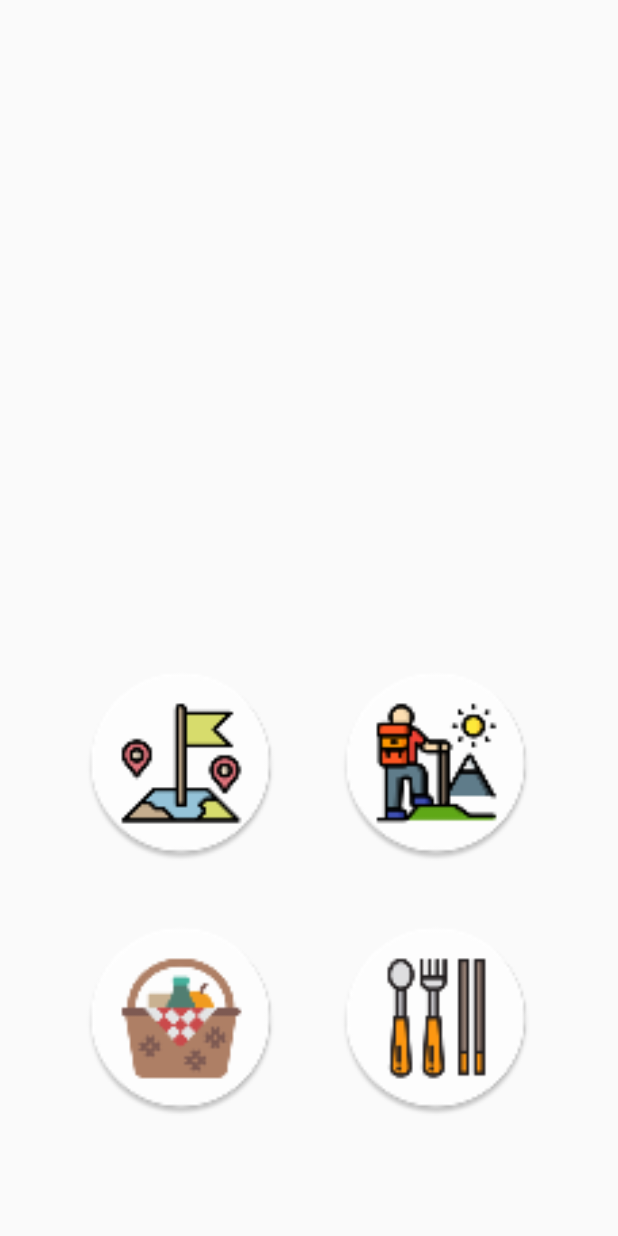
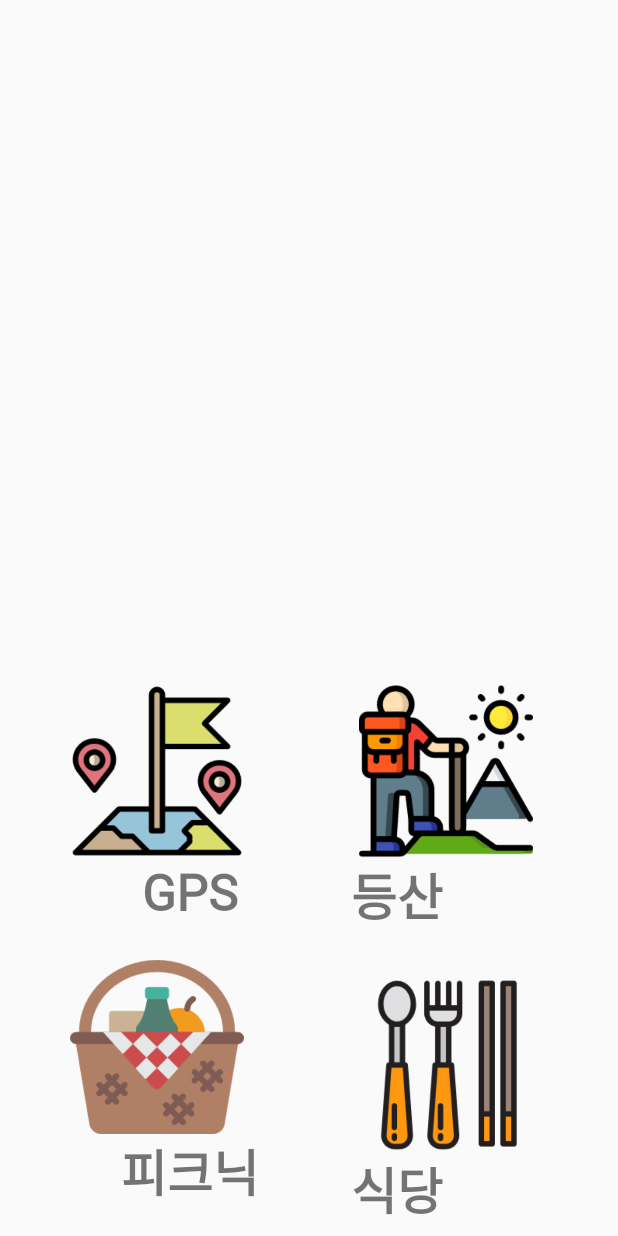
Before and after one commit to dltpt99/Gongmo, an Android app: the layout activity_main.xml on its own in the app's theme, with its tools: preview values and no code run, on a phone screen of 412 x 824 dp. Run offline under Robolectric (Android 15) with nearby library versions, the phone set to English and light mode, and no system bars.

Commit message:
Mainactivity 리뉴얼 ( 버튼을 이미지버튼으로 바꿈 )

```diff
--- a/app/src/main/java/com/example/gongmo/MainActivity.java
+++ b/app/src/main/java/com/example/gongmo/MainActivity.java
@@ -3,20 +3,22 @@ package com.example.gongmo;
 import androidx.appcompat.app.AppCompatActivity;
 import android.content.Intent;
 import android.os.Bundle;
+import android.view.MotionEvent;
 import android.view.View;
 import android.widget.ImageView;
 import android.widget.ViewFlipper;
 
 public class MainActivity extends AppCompatActivity {
     ViewFlipper v_fllipper;
+
     @Override
     protected void onCreate(Bundle savedInstanceState) {
         super.onCreate(savedInstanceState);
         setContentView(R.layout.activity_main);
-        int images[] = {
-                R.drawable.ic_launcher_background,
-                R.drawable.ic_launcher_foreground,
-                R.drawable.splash
+        int[] images = {
+                R.drawable.mt_bukhan,
+                R.drawable.mt_chunggye,
+                R.drawable.mt_dobong
         };
         v_fllipper = findViewById(R.id.image_slide);
 
@@ -24,8 +26,8 @@ public class MainActivity extends AppCompatActivity {
             fllipperImages(image);
         }
 
+    }
 
-    }
     public void fllipperImages(int image) {
         ImageView imageView = new ImageView(this);
         imageView.setBackgroundResource(image);
@@ -38,6 +40,7 @@ public class MainActivity extends AppCompatActivity {
         v_fllipper.setInAnimation(this,android.R.anim.slide_in_left);
         v_fllipper.setOutAnimation(this,android.R.anim.slide_out_right);
     }
+
 
 
     public void GPSbutton(View v) {
--- a/app/src/main/res/layout/activity_main.xml
+++ b/app/src/main/res/layout/activity_main.xml
@@ -7,63 +7,136 @@
     tools:context=".MainActivity">
 
 
+    <ImageButton
+        android:id="@+id/gpsButton"
+        android:layout_width="132dp"
+        android:layout_height="116dp"
+        android:layout_marginBottom="252dp"
+        android:background="#00FFFFFF"
+        android:contentDescription="@string/gpsbutton"
+        android:onClick="GPSbutton"
+        android:scaleType="fitCenter"
+        app:layout_constraintBottom_toBottomOf="parent"
+        app:layout_constraintEnd_toEndOf="parent"
+        app:layout_constraintHorizontal_bias="0.138"
+        app:layout_constraintStart_toStartOf="parent"
+        app:srcCompat="@drawable/gps_btn" />
+
+    <ImageButton
+        android:id="@+id/climbButton"
+        android:layout_width="132dp"
+        android:layout_height="116dp"
+        android:layout_marginBottom="252dp"
+        android:background="#00FFFFFF"
+        android:contentDescription="@string/Climbbtn"
+        android:onClick="Climbbutton"
+        android:scaleType="fitCenter"
+        app:layout_constraintBottom_toBottomOf="parent"
+        app:layout_constraintEnd_toEndOf="parent"
+        app:layout_constraintHorizontal_bias="0.827"
+        app:layout_constraintStart_toStartOf="parent"
+        app:srcCompat="@drawable/hiking_btn" />
+
+
+    <ImageButton
+        android:id="@+id/picnicButton"
+        android:layout_width="132dp"
+        android:layout_height="116dp"
+        android:layout_marginBottom="68dp"
+        android:background="#00FFFFFF"
+        android:contentDescription="@string/Picnicbtn"
+        android:onClick="Picnicbutton"
+        android:scaleType="fitCenter"
+        app:layout_constraintBottom_toBottomOf="parent"
+        app:layout_constraintEnd_toEndOf="parent"
+        app:layout_constraintHorizontal_bias="0.138"
+        app:layout_constraintStart_toStartOf="parent"
+        app:srcCompat="@drawable/picnic_btn" />
+
+    <ImageButton
+        android:id="@+id/restaurantButton"
+        android:layout_width="132dp"
+        android:layout_height="116dp"
+        android:layout_marginBottom="56dp"
+        android:background="#00FFFFFF"
+        android:contentDescription="@string/Restaurantbtn"
+        android:onClick="Restaurantbutton"
+        android:scaleType="fitCenter"
+        app:layout_constraintBottom_toBottomOf="parent"
+        app:layout_constraintEnd_toEndOf="parent"
+        app:layout_constraintHorizontal_bias="0.827"
+        app:layout_constraintStart_toStartOf="parent"
+        app:srcCompat="@drawable/rst_btn" />
+
     <ViewFlipper
         android:id="@+id/image_slide"
-        android:layout_width="411dp"
-        android:layout_height="200dp"
-        android:layout_marginTop="40dp"
+        android:layout_width="0dp"
+        android:layout_height="0dp"
+        android:layout_marginStart="30dp"
+        android:layout_marginTop="30dp"
+        android:layout_marginEnd="30dp"
+        android:layout_marginBottom="400dp"
+
+        app:layout_constraintBottom_toBottomOf="parent"
         app:layout_constraintEnd_toEndOf="parent"
-        app:layout_constraintTop_toTopOf="parent" />
+        app:layout_constraintHorizontal_bias="0.0"
+        app:layout_constraintStart_toStartOf="parent"
+        app:layout_constraintTop_toTopOf="parent"
+        app:layout_constraintVertical_bias="0.121">
 
-    <Button
+    </ViewFlipper>
 
-        android:id="@+id/GPSactivity"
-        android:layout_width="130dp"
-        android:layout_height="130dp"
+    <TextView
+        android:id="@+id/GPSbtn"
+        android:layout_width="110dp"
+        android:layout_height="43dp"
+        android:layout_marginStart="72dp"
+        android:fontFamily="@font/namsan"
+        android:gravity="center"
+        android:text="@string/GPSbtn"
+        android:textSize="15pt"
+        android:textStyle="bold"
+        app:layout_constraintStart_toStartOf="parent"
+        app:layout_constraintTop_toBottomOf="@id/gpsButton" />
+
+    <TextView
+        android:id="@+id/Climbbtn"
+        android:layout_width="110dp"
+        android:layout_height="43dp"
+        android:layout_marginEnd="92dp"
+        android:fontFamily="@font/namsan"
+        android:gravity="center"
+        android:text="@string/Climbbtn"
+        android:textSize="15pt"
+        android:textStyle="bold"
+        app:layout_constraintEnd_toEndOf="parent"
+        app:layout_constraintTop_toBottomOf="@+id/climbButton" />
+
+    <TextView
+        android:id="@+id/Picnicbbtn"
+        android:layout_width="110dp"
+        android:layout_height="43dp"
+        android:layout_marginStart="72dp"
+        android:fontFamily="@font/namsan"
+        android:gravity="center"
+        android:text="@string/Picnicbtn"
+        android:textSize="15pt"
+        android:textStyle="bold"
+        app:layout_constraintStart_toStartOf="parent"
+        app:layout_constraintTop_toBottomOf="@+id/picnicButton" />
+
+    <TextView
+        android:id="@+id/Restaurantbtn"
+        android:layout_width="110dp"
+        android:layout_height="43dp"
+        android:layout_marginEnd="92dp"
+        android:fontFamily="@font/namsan"
+        android:gravity="center"
+        android:text="@string/Restaurantbtn"
+        android:textSize="15pt"
+        android:textStyle="bold"
+        app:layout_constraintEnd_toEndOf="parent"
+        app:layout_constraintTop_toBottomOf="@+id/restaurantButton" />
 
 
-        android:layout_marginStart="56dp"
-        android:layout_marginBottom="40dp"
-        android:background="@mipmap/gps_btn"
-        android:onClick="GPSbutton"
-        app:layout_constraintBottom_toTopOf="@+id/Picnicactivity"
-        app:layout_constraintStart_toStartOf="parent" />
-
-    <Button
-        android:id="@+id/Picnicactivity"
-        android:layout_width="130dp"
-        android:layout_height="130dp"
-
-        android:layout_marginStart="56dp"
-        android:layout_marginBottom="80dp"
-        android:background="@mipmap/picnic_btn"
-        android:onClick="Picnicbutton"
-        app:layout_constraintBottom_toBottomOf="parent"
-        app:layout_constraintStart_toStartOf="parent" />
-
-    <Button
-        android:id="@+id/Climbactivity"
-        android:layout_width="130dp"
-        android:layout_height="130dp"
-
-        android:layout_marginEnd="56dp"
-        android:layout_marginBottom="40dp"
-        android:background="@mipmap/hiking_btn"
-        android:onClick="Climbbutton"
-        app:layout_constraintBottom_toTopOf="@+id/Restaurantactivity"
-        app:layout_constraintEnd_toEndOf="parent" />
-
-    <Button
-        android:id="@+id/Restaurantactivity"
-        android:layout_width="130dp"
-        android:layout_height="130dp"
-
-
-        android:layout_marginEnd="56dp"
-        android:layout_marginBottom="80dp"
-        android:background="@mipmap/rst_btn"
-        android:onClick="Restaurantbutton"
-        app:layout_constraintBottom_toBottomOf="parent"
-        app:layout_constraintEnd_toEndOf="parent" />
-
 </androidx.constraintlayout.widget.ConstraintLayout>
--- a/app/src/main/res/values/strings.xml
+++ b/app/src/main/res/values/strings.xml
@@ -7,4 +7,11 @@
     <string name="climb">등산</string>
     <string name="title_activity_gpsactivity">Map</string>
     <string name="title_activity_maps">Map</string>
+    <string name="GPSbtn">GPS</string>
+    <string name="Climbbtn">등산</string>
+    <string name="Picnicbtn">피크닉</string>
+    <string name="Restaurantbtn">식당</string>
+    <string name="gpsbutton">GPSbutton</string>
+    <string name="banner_flip_to_left">banner flip to left</string>
+    <string name="banner_flip_to_right">banner flip to right</string>
 </resources>
```
